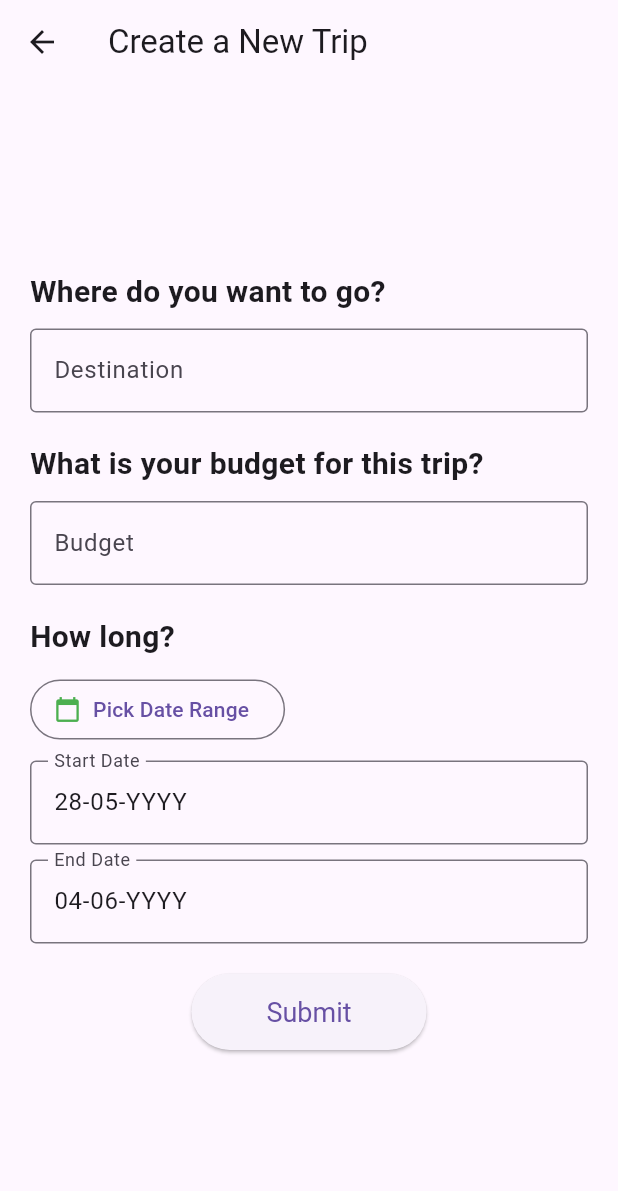
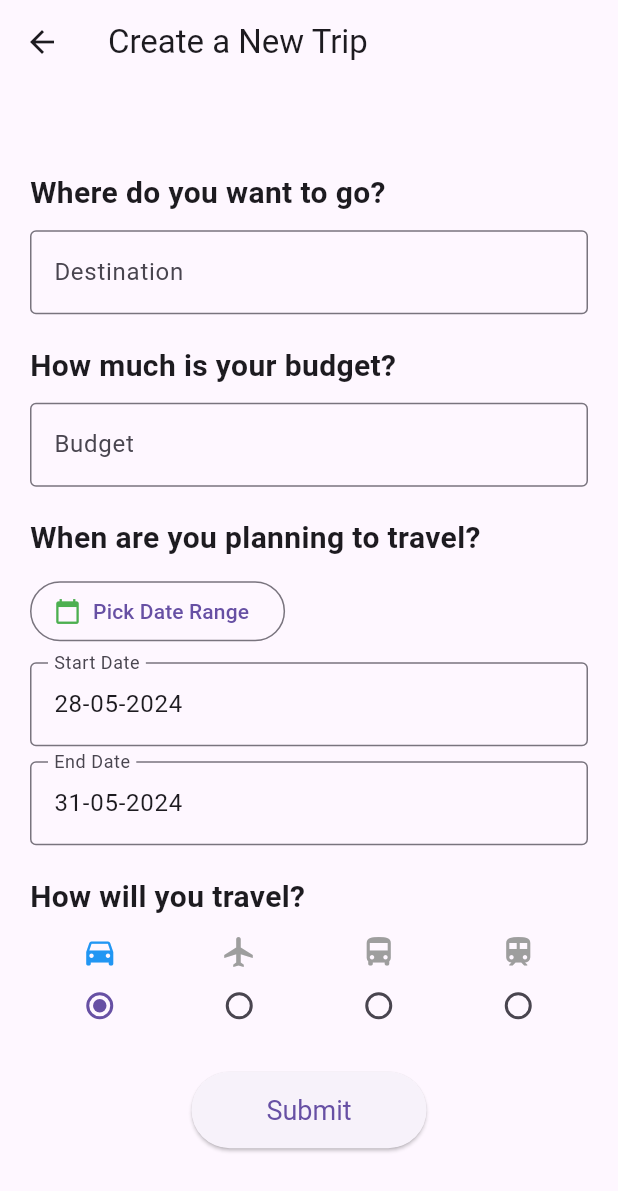
Before and after one commit to argadewanata/Budget-Planner-Tracker_Flutter, a Flutter app: the screen it shows after launch, after a tap on the "add circle" icon, on a phone screen of 412 x 824 dp. Shown: the top 1191 px of the screen. Run offline on Flutter 3.47's test engine with Material 3 defaults, Android fonts, the phone set to English and light mode, and no system bars; our stand-ins replace cloud_firestore, firebase_core; accounts and stored records are empty.

Commit message:
feat: travel type radio button in new trip form

```diff
--- a/lib/pages/new_trip_page.dart
+++ b/lib/pages/new_trip_page.dart
@@ -1,7 +1,7 @@
 import 'package:flutter/material.dart';
 import 'package:budgetplannertracker/models/trip.dart';
 import 'package:cloud_firestore/cloud_firestore.dart';
-import 'package:intl/intl.dart';
+import 'package:intl/intl.dart';  // Add this import for date formatting
 
 class NewTripPage extends StatefulWidget {
   final Trip trip;
@@ -20,14 +20,15 @@ class _NewTripPageState extends State<NewTripPage> {
   final TextEditingController _endDateController = TextEditingController();
 
   DateTime _startDate = DateTime.now();
-  DateTime _endDate = DateTime.now().add(Duration(days: 7));
-  final DateFormat _dateFormat = DateFormat('dd-MM-YYYY');
+  DateTime _endDate = DateTime.now().add(Duration(days: 3));
+  final DateFormat _dateFormat = DateFormat('dd-MM-yyyy'); // DateFormat for displaying dates
   final NumberFormat _currencyFormat = NumberFormat.currency(
     locale: 'id_ID',
     symbol: 'Rp',
     decimalDigits: 0,
   );
   bool _isFormatting = false; // Add a flag to prevent formatting loop
+  String _travelType = 'Car'; // Default travel type
 
   @override
   void initState() {
@@ -73,7 +74,7 @@ class _NewTripPageState extends State<NewTripPage> {
         title: Text('Create a New Trip'),
       ),
       body: Center(
-        child: SingleChildScrollView(
+        child: SingleChildScrollView( // Add SingleChildScrollView to prevent overflow
           padding: const EdgeInsets.all(20.0),
           child: Column(
             crossAxisAlignment: CrossAxisAlignment.start,
@@ -92,7 +93,7 @@ class _NewTripPageState extends State<NewTripPage> {
               ),
               const SizedBox(height: 20),
               Text(
-                "What is your budget for this trip?",
+                "How much is your budget?",
                 style: TextStyle(fontSize: 20, fontWeight: FontWeight.bold),
               ),
               const SizedBox(height: 10),
@@ -106,7 +107,7 @@ class _NewTripPageState extends State<NewTripPage> {
               ),
               const SizedBox(height: 20),
               Text(
-                "How long?",
+                "When are you planning to travel?",
                 style: TextStyle(fontSize: 20, fontWeight: FontWeight.bold),
               ),
               const SizedBox(height: 10),
@@ -154,6 +155,73 @@ class _NewTripPageState extends State<NewTripPage> {
                 ),
               ),
               const SizedBox(height: 20),
+              Text(
+                "How will you travel?",
+                style: TextStyle(fontSize: 20, fontWeight: FontWeight.bold),
+              ),
+              const SizedBox(height: 10),
+              Row(
+                mainAxisAlignment: MainAxisAlignment.spaceAround,
+                children: <Widget>[
+                  Column(
+                    children: [
+                      Icon(Icons.directions_car, color: _travelType == 'Car' ? Colors.blue : Colors.grey),
+                      Radio<String>(
+                        value: 'Car',
+                        groupValue: _travelType,
+                        onChanged: (String? value) {
+                          setState(() {
+                            _travelType = value!;
+                          });
+                        },
+                      ),
+                    ],
+                  ),
+                  Column(
+                    children: [
+                      Icon(Icons.flight, color: _travelType == 'Plane' ? Colors.blue : Colors.grey),
+                      Radio<String>(
+                        value: 'Plane',
+                        groupValue: _travelType,
+                        onChanged: (String? value) {
+                          setState(() {
+                            _travelType = value!;
+                          });
+                        },
+                      ),
+                    ],
+                  ),
+                  Column(
+                    children: [
+                      Icon(Icons.directions_bus, color: _travelType == 'Bus' ? Colors.blue : Colors.grey),
+                      Radio<String>(
+                        value: 'Bus',
+                        groupValue: _travelType,
+                        onChanged: (String? value) {
+                          setState(() {
+                            _travelType = value!;
+                          });
+                        },
+                      ),
+                    ],
+                  ),
+                  Column(
+                    children: [
+                      Icon(Icons.train, color: _travelType == 'Train' ? Colors.blue : Colors.grey),
+                      Radio<String>(
+                        value: 'Train',
+                        groupValue: _travelType,
+                        onChanged: (String? value) {
+                          setState(() {
+                            _travelType = value!;
+                          });
+                        },
+                      ),
+                    ],
+                  ),
+                ],
+              ),
+              const SizedBox(height: 20),
               Center(
                 child: ElevatedButton(
                   onPressed: () async {
@@ -161,8 +229,10 @@ class _NewTripPageState extends State<NewTripPage> {
                     widget.trip.startDate = _startDate;
                     widget.trip.endDate = _endDate;
                     widget.trip.budget = int.tryParse(_budgetController.text.replaceAll('.', '').replaceAll('Rp', ''));
+                    widget.trip.travelType = _travelType;  // Add travel type to the trip
 
                     await db.collection("Trips").add(widget.trip.toJson());
+                    Navigator.pop(context);
                   },
                   child: Text("Submit"),
                   style: ElevatedButton.styleFrom(
@@ -170,7 +240,7 @@ class _NewTripPageState extends State<NewTripPage> {
                     textStyle: TextStyle(fontSize: 18),
                   ),
                 ),
-              )
+              ),
             ],
           ),
         ),
```
